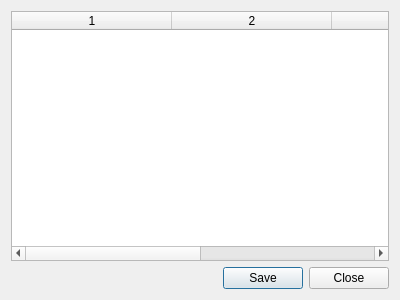
The window that pupgui2/resources/ui/pupgui2_shortcutdialog.ui (DavidoTek/ProtonUp-Qt) describes before a commit, drawn with Qt 5.
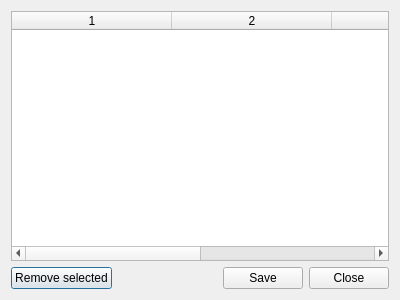
The same window after the commit.

Commit message: Shortcut Dialog: Add Remove Button

Diff of the .ui file:
```diff
--- a/pupgui2/resources/ui/pupgui2_shortcutdialog.ui
+++ b/pupgui2/resources/ui/pupgui2_shortcutdialog.ui
@@ -48,6 +48,13 @@
    </item>
    <item>
     <layout class="QHBoxLayout" name="horizontalLayout">
+     <item>
+      <widget class="QPushButton" name="btnRemove">
+       <property name="text">
+        <string>Remove selected</string>
+       </property>
+      </widget>
+     </item>
      <item>
       <spacer name="horizontalSpacer">
        <property name="orientation">
```
The commit also changes 2 other files.
